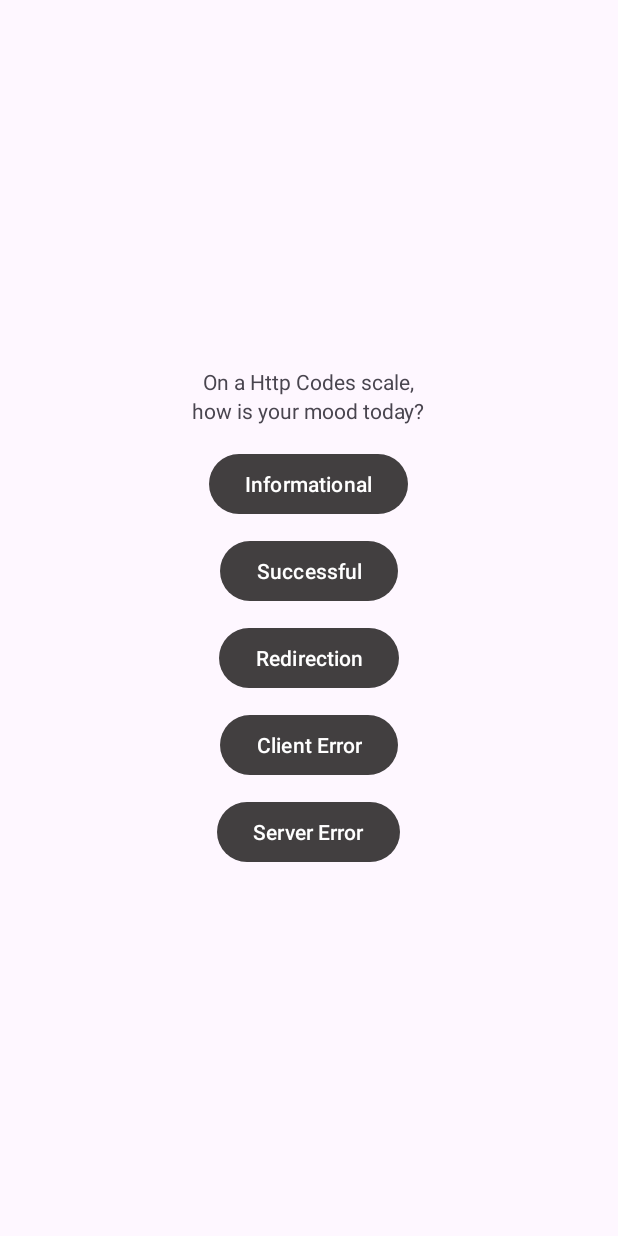
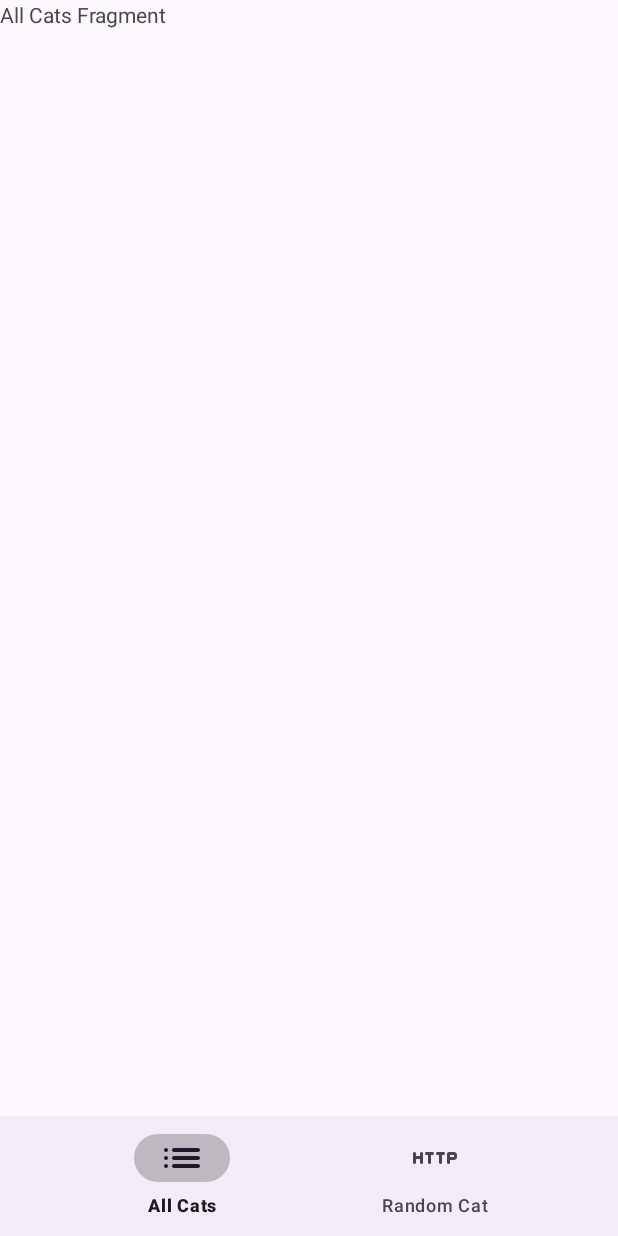
Before and after one commit to puzre/http-cats, an Android app: the screen it shows after launch (MainActivity), on a phone screen of 412 x 824 dp. Run offline under Robolectric (Android 15) with nearby library versions, the light colour scheme and no system bars; our stand-ins replace navigation-ui.

Commit message:
feat: add bottom navigation bar
    - add icons
    - add new fragment called All Cats Fragment
    - add Bottom Navigation View into Activity Main Layout
    - cofigure Navigation Controller in MainActivity
    - create the Bottom Navigation Menu

```diff
--- a/app/src/main/java/com/puzre/httpcats/ui/MainActivity.kt
+++ b/app/src/main/java/com/puzre/httpcats/ui/MainActivity.kt
@@ -2,11 +2,31 @@ package com.puzre.httpcats.ui
 
 import androidx.appcompat.app.AppCompatActivity
 import android.os.Bundle
+import androidx.navigation.NavController
+import androidx.navigation.fragment.NavHostFragment
+import androidx.navigation.ui.setupWithNavController
 import com.puzre.httpcats.R
+import com.puzre.httpcats.databinding.ActivityMainBinding
 
 class MainActivity : AppCompatActivity() {
+
+    private lateinit var binding: ActivityMainBinding
+    private lateinit var navController: NavController
+
     override fun onCreate(savedInstanceState: Bundle?) {
         super.onCreate(savedInstanceState)
-        setContentView(R.layout.activity_main)
+        binding = ActivityMainBinding.inflate(layoutInflater)
+        setContentView(binding.root)
+
+        binding
+            .navigationBar
+            .setupWithNavController(
+                (supportFragmentManager
+                    .findFragmentById(R.id.fragmentContainerView) as NavHostFragment)
+                    .navController
+            )
+
     }
+
+
 }
--- /dev/null
+++ b/app/src/main/java/com/puzre/httpcats/ui/allcats/AllCatsFragment.kt
@@ -0,0 +1,26 @@
+package com.puzre.httpcats.ui.allcats
+
+import android.os.Bundle
+import androidx.fragment.app.Fragment
+import android.view.LayoutInflater
+import android.view.View
+import android.view.ViewGroup
+import com.puzre.httpcats.databinding.FragmentAllCatsBinding
+
+class AllCatsFragment : Fragment() {
+
+    private var _binding: FragmentAllCatsBinding? = null
+    private val binding get() = _binding!!
+
+    override fun onCreateView(
+        inflater: LayoutInflater, container: ViewGroup?,
+        savedInstanceState: Bundle?
+    ): View {
+
+        _binding = FragmentAllCatsBinding.inflate(inflater, container, false)
+
+        return binding.root
+
+    }
+
+}
--- /dev/null
+++ b/app/src/main/res/drawable/http_ic.xml
@@ -0,0 +1,12 @@
+<vector xmlns:android="http://schemas.android.com/apk/res/android"
+    android:width="24dp"
+    android:height="24dp"
+    android:tint="@color/grey"
+    android:viewportWidth="24"
+    android:viewportHeight="24">
+
+    <path
+        android:fillColor="@android:color/white"
+        android:pathData="M4.5,11h-2L2.5,9.75c0,-0.41 -0.34,-0.75 -0.75,-0.75S1,9.34 1,9.75v4.5c0,0.41 0.34,0.75 0.75,0.75s0.75,-0.34 0.75,-0.75L2.5,12.5h2v1.75c0,0.41 0.34,0.75 0.75,0.75s0.75,-0.34 0.75,-0.75v-4.5C6,9.34 5.66,9 5.25,9s-0.75,0.34 -0.75,0.75L4.5,11zM7.75,10.5h0.75v3.75c0,0.41 0.34,0.75 0.75,0.75s0.75,-0.34 0.75,-0.75L10,10.5h0.75c0.41,0 0.75,-0.34 0.75,-0.75S11.16,9 10.75,9h-3c-0.41,0 -0.75,0.34 -0.75,0.75s0.34,0.75 0.75,0.75zM13.25,10.5L14,10.5v3.75c0,0.41 0.34,0.75 0.75,0.75s0.75,-0.34 0.75,-0.75L15.5,10.5h0.75c0.41,0 0.75,-0.34 0.75,-0.75S16.66,9 16.25,9h-3c-0.41,0 -0.75,0.34 -0.75,0.75s0.34,0.75 0.75,0.75zM21.5,9L19,9c-0.55,0 -1,0.45 -1,1v4.25c0,0.41 0.34,0.75 0.75,0.75s0.75,-0.34 0.75,-0.75L19.5,13h2c0.83,0 1.5,-0.68 1.5,-1.5v-1c0,-0.82 -0.67,-1.5 -1.5,-1.5zM21.5,11.5h-2v-1h2v1z" />
+
+</vector>
--- /dev/null
+++ b/app/src/main/res/drawable/list_ic.xml
@@ -0,0 +1,13 @@
+<vector xmlns:android="http://schemas.android.com/apk/res/android"
+    android:width="24dp"
+    android:height="24dp"
+    android:autoMirrored="true"
+    android:tint="@color/grey"
+    android:viewportWidth="24"
+    android:viewportHeight="24">
+
+    <path
+        android:fillColor="@android:color/white"
+        android:pathData="M4,13c0.55,0 1,-0.45 1,-1s-0.45,-1 -1,-1 -1,0.45 -1,1 0.45,1 1,1zM4,17c0.55,0 1,-0.45 1,-1s-0.45,-1 -1,-1 -1,0.45 -1,1 0.45,1 1,1zM4,9c0.55,0 1,-0.45 1,-1s-0.45,-1 -1,-1 -1,0.45 -1,1 0.45,1 1,1zM8,13h12c0.55,0 1,-0.45 1,-1s-0.45,-1 -1,-1L8,11c-0.55,0 -1,0.45 -1,1s0.45,1 1,1zM8,17h12c0.55,0 1,-0.45 1,-1s-0.45,-1 -1,-1L8,15c-0.55,0 -1,0.45 -1,1s0.45,1 1,1zM7,8c0,0.55 0.45,1 1,1h12c0.55,0 1,-0.45 1,-1s-0.45,-1 -1,-1L8,7c-0.55,0 -1,0.45 -1,1zM4,13c0.55,0 1,-0.45 1,-1s-0.45,-1 -1,-1 -1,0.45 -1,1 0.45,1 1,1zM4,17c0.55,0 1,-0.45 1,-1s-0.45,-1 -1,-1 -1,0.45 -1,1 0.45,1 1,1zM4,9c0.55,0 1,-0.45 1,-1s-0.45,-1 -1,-1 -1,0.45 -1,1 0.45,1 1,1zM8,13h12c0.55,0 1,-0.45 1,-1s-0.45,-1 -1,-1L8,11c-0.55,0 -1,0.45 -1,1s0.45,1 1,1zM8,17h12c0.55,0 1,-0.45 1,-1s-0.45,-1 -1,-1L8,15c-0.55,0 -1,0.45 -1,1s0.45,1 1,1zM7,8c0,0.55 0.45,1 1,1h12c0.55,0 1,-0.45 1,-1s-0.45,-1 -1,-1L8,7c-0.55,0 -1,0.45 -1,1z" />
+
+</vector>
--- a/app/src/main/res/layout/activity_main.xml
+++ b/app/src/main/res/layout/activity_main.xml
@@ -10,12 +10,26 @@
         android:id="@+id/fragmentContainerView"
         android:name="androidx.navigation.fragment.NavHostFragment"
         android:layout_width="match_parent"
-        android:layout_height="match_parent"
+        android:layout_height="0dp"
         app:defaultNavHost="true"
-        app:navGraph="@navigation/nav_graph"
+        app:layout_constraintTop_toTopOf="parent"
+        app:layout_constraintBottom_toTopOf="@id/navigationBar"
         app:layout_constraintStart_toStartOf="parent"
         app:layout_constraintEnd_toEndOf="parent"
-        app:layout_constraintTop_toTopOf="parent"
-        app:layout_constraintBottom_toBottomOf="parent"/>
+        app:layout_constraintVertical_chainStyle="packed"
+        app:navGraph="@navigation/nav_graph" />
+
+    <com.google.android.material.bottomnavigation.BottomNavigationView
+        android:id="@+id/navigationBar"
+        android:layout_width="match_parent"
+        android:layout_height="wrap_content"
+        app:layout_constraintBottom_toBottomOf="parent"
+        app:layout_constraintEnd_toEndOf="parent"
+        app:layout_constraintStart_toStartOf="parent"
+        app:layout_constraintTop_toBottomOf="@id/fragmentContainerView"
+        app:itemRippleColor="@color/rippleGrey"
+        app:itemIconSize="32dp"
+        app:itemActiveIndicatorStyle="@style/NavBarItemActiveStyle"
+        app:menu="@menu/nav_bar_menu" />
 
 </androidx.constraintlayout.widget.ConstraintLayout>
--- /dev/null
+++ b/app/src/main/res/layout/fragment_all_cats.xml
@@ -0,0 +1,18 @@
+<?xml version="1.0" encoding="utf-8"?>
+<androidx.constraintlayout.widget.ConstraintLayout xmlns:android="http://schemas.android.com/apk/res/android"
+    xmlns:app="http://schemas.android.com/apk/res-auto"
+    xmlns:tools="http://schemas.android.com/tools"
+    android:layout_width="match_parent"
+    android:layout_height="match_parent"
+    tools:context=".ui.allcats.AllCatsFragment">
+
+    <TextView
+        android:layout_width="match_parent"
+        android:layout_height="match_parent"
+        android:text="All Cats Fragment"
+        app:layout_constraintBottom_toBottomOf="parent"
+        app:layout_constraintEnd_toEndOf="parent"
+        app:layout_constraintStart_toStartOf="parent"
+        app:layout_constraintTop_toTopOf="parent" />
+
+</androidx.constraintlayout.widget.ConstraintLayout>
--- /dev/null
+++ b/app/src/main/res/menu/nav_bar_menu.xml
@@ -0,0 +1,13 @@
+<?xml version="1.0" encoding="utf-8"?>
+<menu xmlns:android="http://schemas.android.com/apk/res/android">
+
+    <item
+        android:id="@+id/allCatsFragment"
+        android:icon="@drawable/list_ic"
+        android:title="@string/allCats" />
+    <item
+        android:id="@+id/pickCodeFragment"
+        android:icon="@drawable/http_ic"
+        android:title="@string/randomCat" />
+
+</menu>
--- a/app/src/main/res/navigation/nav_graph.xml
+++ b/app/src/main/res/navigation/nav_graph.xml
@@ -3,7 +3,13 @@
     xmlns:app="http://schemas.android.com/apk/res-auto"
     xmlns:tools="http://schemas.android.com/tools"
     android:id="@+id/nav_graph"
-    app:startDestination="@id/pickCodeFragment">
+    app:startDestination="@id/allCatsFragment">
+
+    <fragment
+        android:id="@+id/allCatsFragment"
+        android:name="com.puzre.httpcats.ui.allcats.AllCatsFragment"
+        android:label="allCatsFragment"
+        tools:layout="@layout/fragment_all_cats"/>
 
     <fragment
         android:id="@+id/pickCodeFragment"
--- a/app/src/main/res/values/colors.xml
+++ b/app/src/main/res/values/colors.xml
@@ -3,4 +3,5 @@
     <color name="black">#FF000000</color>
     <color name="white">#FFFFFFFF</color>
     <color name="grey">#423F40</color>
+    <color name="rippleGrey">#4D423F40</color>
 </resources>
--- a/app/src/main/res/values/strings.xml
+++ b/app/src/main/res/values/strings.xml
@@ -1,6 +1,8 @@
 <resources>
 
     <string name="app_name">Http Cats</string>
+
+    <!--    Pick Code Fragment      -->
     <string name="httpCodesScale">On a Http Codes scale,</string>
     <string name="howYourMood">how is your mood today?</string>
     <string name="informational">Informational</string>
@@ -9,8 +11,16 @@
     <string name="client_error">Client Error</string>
     <string name="server_error">Server Error</string>
     <string name="httpCodeImage">httpCodeImage</string>
+
+    <!--    Image Fragment      -->
     <string name="yourMoodIs">Your mood is</string>
     <string name="reload">Reload</string>
 
 
+    <!--    Nav bar     -->
+    <string name="allCats">All Cats</string>
+    <string name="randomCat">Random Cat</string>
+    <!-- TODO: Remove or change this placeholder text -->
+    <string name="hello_blank_fragment">Hello blank fragment</string>
+
 </resources>
--- a/app/src/main/res/values/themes.xml
+++ b/app/src/main/res/values/themes.xml
@@ -5,4 +5,9 @@
     </style>
 
     <style name="Theme.HttpCats" parent="Base.Theme.HttpCats" />
+
+    <style name="NavBarItemActiveStyle" parent="Widget.Material3.BottomNavigationView.ActiveIndicator">
+        <item name="android:color">@color/rippleGrey</item>
+    </style>
+
 </resources>
```
Also changed, not shown: 1 other file.
